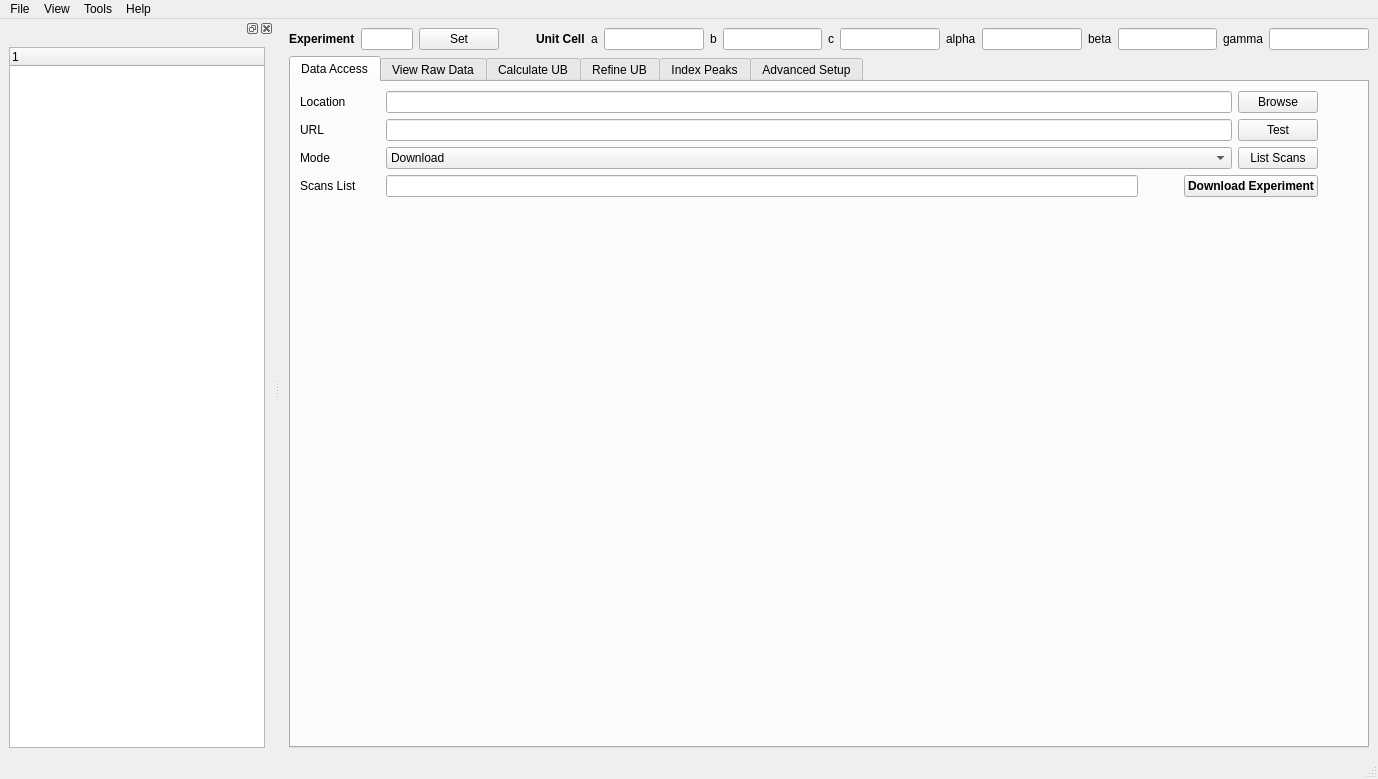
Before: the Qt Designer form Code/Mantid/scripts/HFIR_4Circle_Reduction/MainWindow.ui in mantidproject/mantid, drawn with Qt 5.
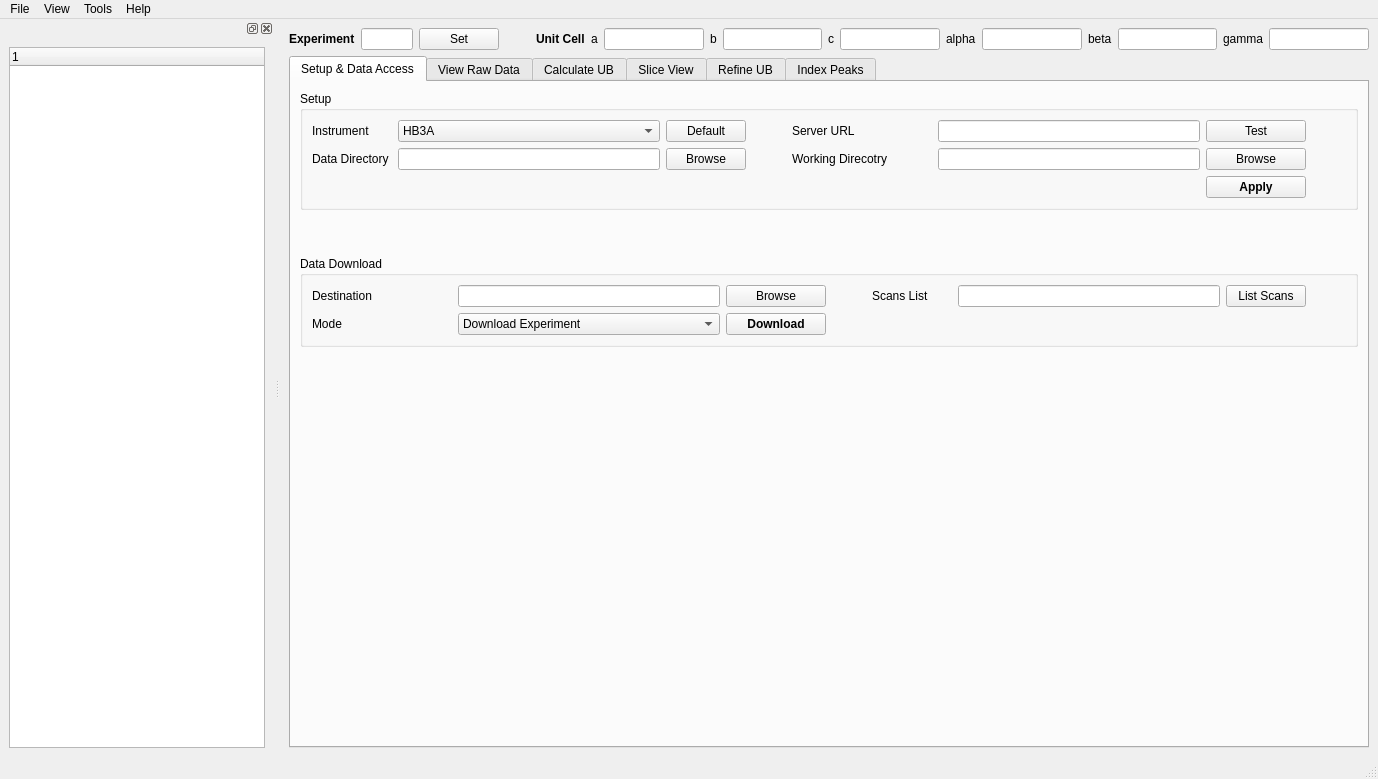
After: the same form once the commit is applied. The open tabs and pages were chosen to show the change. Custom widgets are drawn as their Qt base class.

Commit message: Refs #12122. Re-designed the user interface.

Diff of the .ui file:
```diff
--- a/Code/Mantid/scripts/HFIR_4Circle_Reduction/MainWindow.ui
+++ b/Code/Mantid/scripts/HFIR_4Circle_Reduction/MainWindow.ui
@@ -194,10 +194,10 @@
           </property>
           <widget class="QWidget" name="tab">
            <attribute name="title">
-            <string>Data Access</string>
+            <string>Setup &amp;&amp; Data Access</string>
            </attribute>
            <layout class="QGridLayout" name="gridLayout_5">
-            <item row="2" column="0">
+            <item row="6" column="0">
              <spacer name="verticalSpacer_2">
               <property name="orientation">
                <enum>Qt::Vertical</enum>
@@ -210,47 +210,36 @@
               </property>
              </spacer>
             </item>
-            <item row="0" column="0">
-             <layout class="QVBoxLayout" name="verticalLayout_2">
-              <item>
-               <layout class="QHBoxLayout" name="horizontalLayout_6">
-                <item>
-                 <widget class="QLabel" name="label_dir">
-                  <property name="sizePolicy">
-                   <sizepolicy hsizetype="Fixed" vsizetype="Preferred">
-                    <horstretch>0</horstretch>
-                    <verstretch>0</verstretch>
-                   </sizepolicy>
-                  </property>
-                  <property name="minimumSize">
+            <item row="3" column="0">
+             <spacer name="verticalSpacer_4">
+              <property name="orientation">
+               <enum>Qt::Vertical</enum>
+              </property>
+              <property name="sizeType">
+               <enum>QSizePolicy::Preferred</enum>
+              </property>
+              <property name="sizeHint" stdset="0">
                    <size>
-                    <width>80</width>
-                    <height>0</height>
-                   </size>
-                  </property>
-                  <property name="toolTip">
-                   <string>&lt;html&gt;&lt;head/&gt;&lt;body&gt;&lt;p&gt;Directory for local data storage&lt;/p&gt;&lt;/body&gt;&lt;/html&gt;</string>
-                  </property>
-                  <property name="text">
-                   <string>Location</string>
-                  </property>
-                 </widget>
-                </item>
-                <item>
-                 <widget class="QLineEdit" name="lineEdit_localSpiceDir">
-                  <property name="toolTip">
-                   <string>&lt;html&gt;&lt;head/&gt;&lt;body&gt;&lt;p&gt;Directory for local data storage&lt;/p&gt;&lt;/body&gt;&lt;/html&gt;</string>
-                  </property>
-                 </widget>
-                </item>
-                <item>
+                <width>20</width>
+                <height>40</height>
+               </size>
+              </property>
+             </spacer>
+            </item>
+            <item row="0" column="0">
+             <widget class="QGroupBox" name="groupBox">
+              <property name="title">
+               <string>Setup</string>
+              </property>
+              <layout class="QGridLayout" name="gridLayout_11">
+               <item row="2" column="2">
                  <widget class="QPushButton" name="pushButton_browseLocalDataDir">
                   <property name="text">
                    <string>Browse</string>
                   </property>
                  </widget>
                 </item>
-                <item>
+               <item row="2" column="3">
                  <spacer name="horizontalSpacer">
                   <property name="orientation">
                    <enum>Qt::Horizontal</enum>
@@ -266,11 +255,69 @@
                   </property>
                  </spacer>
                 </item>
-               </layout>
-              </item>
-              <item>
-               <layout class="QHBoxLayout" name="horizontalLayout_5">
-                <item>
+               <item row="2" column="1">
+                <widget class="QLineEdit" name="lineEdit_localSpiceDir">
+                 <property name="sizePolicy">
+                  <sizepolicy hsizetype="Expanding" vsizetype="Fixed">
+                   <horstretch>0</horstretch>
+                   <verstretch>0</verstretch>
+                  </sizepolicy>
+                 </property>
+                 <property name="toolTip">
+                  <string>&lt;html&gt;&lt;head/&gt;&lt;body&gt;&lt;p&gt;Directory for local data storage&lt;/p&gt;&lt;/body&gt;&lt;/html&gt;</string>
+                 </property>
+                </widget>
+               </item>
+               <item row="2" column="6">
+                <widget class="QPushButton" name="pushButton_browseWorkDir">
+                 <property name="text">
+                  <string>Browse</string>
+                 </property>
+                </widget>
+               </item>
+               <item row="0" column="0">
+                <widget class="QLabel" name="label_instrument">
+                 <property name="text">
+                  <string>Instrument</string>
+                 </property>
+                </widget>
+               </item>
+               <item row="2" column="0">
+                <widget class="QLabel" name="label_dir">
+                 <property name="sizePolicy">
+                  <sizepolicy hsizetype="Fixed" vsizetype="Preferred">
+                   <horstretch>0</horstretch>
+                   <verstretch>0</verstretch>
+                  </sizepolicy>
+                 </property>
+                 <property name="minimumSize">
+                  <size>
+                   <width>80</width>
+                   <height>0</height>
+                  </size>
+                 </property>
+                 <property name="toolTip">
+                  <string>&lt;html&gt;&lt;head/&gt;&lt;body&gt;&lt;p&gt;Directory for local data storage&lt;/p&gt;&lt;/body&gt;&lt;/html&gt;</string>
+                 </property>
+                 <property name="text">
+                  <string>Data Directory</string>
+                 </property>
+                </widget>
+               </item>
+               <item row="2" column="5">
+                <widget class="QLineEdit" name="lineEdit_workDir">
+                 <property name="sizePolicy">
+                  <sizepolicy hsizetype="Expanding" vsizetype="Fixed">
+                   <horstretch>0</horstretch>
+                   <verstretch>0</verstretch>
+                  </sizepolicy>
+                 </property>
+                 <property name="toolTip">
+                  <string>&lt;html&gt;&lt;head/&gt;&lt;body&gt;&lt;p&gt;Directory to save outcome of the data reduction&lt;/p&gt;&lt;/body&gt;&lt;/html&gt;</string>
+                 </property>
+                </widget>
+               </item>
+               <item row="0" column="4">
                  <widget class="QLabel" name="label_url">
                   <property name="sizePolicy">
                    <sizepolicy hsizetype="Fixed" vsizetype="Preferred">
@@ -288,27 +335,89 @@
                    <string>&lt;html&gt;&lt;head/&gt;&lt;body&gt;&lt;p&gt;URL of the http server to download HB3A data&lt;/p&gt;&lt;/body&gt;&lt;/html&gt;</string>
                   </property>
                   <property name="text">
-                   <string>URL</string>
+                  <string>Server URL</string>
                   </property>
                  </widget>
                 </item>
-                <item>
-                 <widget class="QLineEdit" name="lineEdit_url"/>
-                </item>
-                <item>
+               <item row="0" column="6">
                  <widget class="QPushButton" name="pushButton_testURLs">
+                 <property name="sizePolicy">
+                  <sizepolicy hsizetype="Preferred" vsizetype="Fixed">
+                   <horstretch>0</horstretch>
+                   <verstretch>0</verstretch>
+                  </sizepolicy>
+                 </property>
+                 <property name="minimumSize">
+                  <size>
+                   <width>100</width>
+                   <height>0</height>
+                  </size>
+                 </property>
+                 <property name="maximumSize">
+                  <size>
+                   <width>200</width>
+                   <height>16777215</height>
+                  </size>
+                 </property>
                   <property name="text">
                    <string>Test</string>
                   </property>
                  </widget>
                 </item>
+               <item row="0" column="1">
+                <widget class="QComboBox" name="comboBox_instrument">
                 <item>
+                  <property name="text">
+                   <string>HB3A</string>
+                  </property>
+                 </item>
+                </widget>
+               </item>
+               <item row="0" column="5">
+                <widget class="QLineEdit" name="lineEdit_url">
+                 <property name="sizePolicy">
+                  <sizepolicy hsizetype="Expanding" vsizetype="Fixed">
+                   <horstretch>0</horstretch>
+                   <verstretch>0</verstretch>
+                  </sizepolicy>
+                 </property>
+                </widget>
+               </item>
+               <item row="2" column="4">
+                <widget class="QLabel" name="label_2">
+                 <property name="sizePolicy">
+                  <sizepolicy hsizetype="Fixed" vsizetype="Preferred">
+                   <horstretch>0</horstretch>
+                   <verstretch>0</verstretch>
+                  </sizepolicy>
+                 </property>
+                 <property name="minimumSize">
+                  <size>
+                   <width>140</width>
+                   <height>1</height>
+                  </size>
+                 </property>
+                 <property name="maximumSize">
+                  <size>
+                   <width>140</width>
+                   <height>16777215</height>
+                  </size>
+                 </property>
+                 <property name="toolTip">
+                  <string>&lt;html&gt;&lt;head/&gt;&lt;body&gt;&lt;p&gt;Directory to save outcome of the data reduction&lt;/p&gt;&lt;/body&gt;&lt;/html&gt;</string>
+                 </property>
+                 <property name="text">
+                  <string>Working Direcotry</string>
+                 </property>
+                </widget>
+               </item>
+               <item row="0" column="7">
                  <spacer name="horizontalSpacer_4">
                   <property name="orientation">
                    <enum>Qt::Horizontal</enum>
                   </property>
                   <property name="sizeType">
-                   <enum>QSizePolicy::Preferred</enum>
+                  <enum>QSizePolicy::Minimum</enum>
                   </property>
                   <property name="sizeHint" stdset="0">
                    <size>
@@ -318,30 +427,39 @@
                   </property>
                  </spacer>
                 </item>
-               </layout>
-              </item>
-              <item>
-               <layout class="QHBoxLayout" name="horizontalLayout_4">
-                <item>
-                 <widget class="QLabel" name="label_datamode">
-                  <property name="sizePolicy">
-                   <sizepolicy hsizetype="Fixed" vsizetype="Preferred">
-                    <horstretch>0</horstretch>
-                    <verstretch>0</verstretch>
-                   </sizepolicy>
-                  </property>
-                  <property name="minimumSize">
-                   <size>
-                    <width>80</width>
-                    <height>0</height>
-                   </size>
-                  </property>
-                  <property name="text">
-                   <string>Mode</string>
-                  </property>
-                 </widget>
-                </item>
-                <item>
+               <item row="3" column="6">
+                <widget class="QPushButton" name="pushButton_8">
+                 <property name="font">
+                  <font>
+                   <weight>75</weight>
+                   <bold>true</bold>
+                  </font>
+                 </property>
+                 <property name="text">
+                  <string>Apply</string>
+                 </property>
+                </widget>
+               </item>
+               <item row="0" column="2">
+                <widget class="QPushButton" name="pushButton_useDefaultDir">
+                 <property name="toolTip">
+                  <string>&lt;html&gt;&lt;head/&gt;&lt;body&gt;&lt;p&gt;Use default set up&lt;/p&gt;&lt;p&gt;&lt;br/&gt;&lt;/p&gt;&lt;/body&gt;&lt;/html&gt;</string>
+                 </property>
+                 <property name="text">
+                  <string>Default</string>
+                 </property>
+                </widget>
+               </item>
+              </layout>
+             </widget>
+            </item>
+            <item row="4" column="0">
+             <widget class="QGroupBox" name="groupBox_2">
+              <property name="title">
+               <string>Data Download</string>
+              </property>
+              <layout class="QGridLayout" name="gridLayout_12">
+               <item row="1" column="1">
                  <widget class="QComboBox" name="comboBox_mode">
                   <property name="sizePolicy">
                    <sizepolicy hsizetype="Expanding" vsizetype="Fixed">
@@ -354,30 +472,69 @@
                   </property>
                   <item>
                    <property name="text">
-                    <string>Download</string>
+                   <string>Download Experiment</string>
                    </property>
                   </item>
                   <item>
                    <property name="text">
-                    <string>Http Access Only</string>
-                   </property>
-                  </item>
-                  <item>
+                   <string>Download Selected Scans</string>
+                  </property>
+                 </item>
+                </widget>
+               </item>
+               <item row="0" column="2">
+                <widget class="QPushButton" name="pushButton_browseLocalCache">
+                 <property name="sizePolicy">
+                  <sizepolicy hsizetype="Fixed" vsizetype="Fixed">
+                   <horstretch>0</horstretch>
+                   <verstretch>0</verstretch>
+                  </sizepolicy>
+                 </property>
+                 <property name="minimumSize">
+                  <size>
+                   <width>100</width>
+                   <height>0</height>
+                  </size>
+                 </property>
+                 <property name="maximumSize">
+                  <size>
+                   <width>100</width>
+                   <height>16777215</height>
+                  </size>
+                 </property>
                    <property name="text">
-                    <string>Local</string>
-                   </property>
-                  </item>
-                 </widget>
-                </item>
-                <item>
-                 <widget class="QPushButton" name="pushButton_ListScans">
+                  <string>Browse</string>
+                 </property>
+                </widget>
+               </item>
+               <item row="0" column="1">
+                <widget class="QLineEdit" name="lineEdit_localSrcDir">
+                 <property name="toolTip">
+                  <string>&lt;html&gt;&lt;head/&gt;&lt;body&gt;&lt;p&gt;Cache on local disk.  The dowloaded data will be saved to here. &lt;/p&gt;&lt;/body&gt;&lt;/html&gt;</string>
+                 </property>
+                </widget>
+               </item>
+               <item row="1" column="0">
+                <widget class="QLabel" name="label_datamode">
+                 <property name="sizePolicy">
+                  <sizepolicy hsizetype="Fixed" vsizetype="Preferred">
+                   <horstretch>0</horstretch>
+                   <verstretch>0</verstretch>
+                  </sizepolicy>
+                 </property>
+                 <property name="minimumSize">
+                  <size>
+                   <width>80</width>
+                   <height>0</height>
+                  </size>
+                 </property>
                   <property name="text">
-                   <string>List Scans</string>
+                  <string>Mode</string>
                   </property>
                  </widget>
                 </item>
-                <item>
-                 <spacer name="horizontalSpacer_2">
+               <item row="0" column="3">
+                <spacer name="horizontalSpacer_5">
                   <property name="orientation">
                    <enum>Qt::Horizontal</enum>
                   </property>
@@ -392,11 +549,32 @@
                   </property>
                  </spacer>
                 </item>
-               </layout>
-              </item>
-              <item>
-               <layout class="QHBoxLayout" name="horizontalLayout_2">
-                <item>
+               <item row="0" column="0">
+                <widget class="QLabel" name="label_4">
+                 <property name="sizePolicy">
+                  <sizepolicy hsizetype="Fixed" vsizetype="Preferred">
+                   <horstretch>0</horstretch>
+                   <verstretch>0</verstretch>
+                  </sizepolicy>
+                 </property>
+                 <property name="minimumSize">
+                  <size>
+                   <width>140</width>
+                   <height>0</height>
+                  </size>
+                 </property>
+                 <property name="maximumSize">
+                  <size>
+                   <width>140</width>
+                   <height>16777215</height>
+                  </size>
+                 </property>
+                 <property name="text">
+                  <string>Destination</string>
+                 </property>
+                </widget>
+               </item>
+               <item row="0" column="4">
                  <widget class="QLabel" name="label">
                   <property name="sizePolicy">
                    <sizepolicy hsizetype="Fixed" vsizetype="Preferred">
@@ -415,16 +593,23 @@
                   </property>
                  </widget>
                 </item>
-                <item>
+               <item row="0" column="5">
                  <widget class="QLineEdit" name="lineEdit_downloadScans"/>
                 </item>
-                <item>
-                 <spacer name="horizontalSpacer_5">
+               <item row="0" column="6">
+                <widget class="QPushButton" name="pushButton_ListScans">
+                 <property name="text">
+                  <string>List Scans</string>
+                 </property>
+                </widget>
+               </item>
+               <item row="0" column="7">
+                <spacer name="horizontalSpacer_2">
                   <property name="orientation">
                    <enum>Qt::Horizontal</enum>
                   </property>
                   <property name="sizeType">
-                   <enum>QSizePolicy::Preferred</enum>
+                  <enum>QSizePolicy::Minimum</enum>
                   </property>
                   <property name="sizeHint" stdset="0">
                    <size>
@@ -434,7 +619,7 @@
                   </property>
                  </spacer>
                 </item>
-                <item>
+               <item row="1" column="2">
                  <widget class="QPushButton" name="pushButton_downloadExpData">
                   <property name="font">
                    <font>
@@ -446,29 +631,12 @@
                    <string>&lt;html&gt;&lt;head/&gt;&lt;body&gt;&lt;p&gt;&lt;span style=&quot; font-weight:400;&quot;&gt;Download scans specified by 'Scans List'; &lt;/span&gt;&lt;/p&gt;&lt;p&gt;&lt;span style=&quot; font-weight:400;&quot;&gt;If 'Scans List' is empty, then the complete experiment data will be downloaded&lt;/span&gt;&lt;/p&gt;&lt;/body&gt;&lt;/html&gt;</string>
                   </property>
                   <property name="text">
-                   <string>Download Experiment</string>
+                  <string>Download</string>
                   </property>
                  </widget>
                 </item>
-                <item>
-                 <spacer name="horizontalSpacer_6">
-                  <property name="orientation">
-                   <enum>Qt::Horizontal</enum>
-                  </property>
-                  <property name="sizeType">
-                   <enum>QSizePolicy::Preferred</enum>
-                  </property>
-                  <property name="sizeHint" stdset="0">
-                   <size>
-                    <width>40</width>
-                    <height>20</height>
-                   </size>
-                  </property>
-                 </spacer>
-                </item>
-               </layout>
-              </item>
-             </layout>
+              </layout>
+             </widget>
             </item>
            </layout>
           </widget>
@@ -1154,6 +1322,12 @@
             </item>
            </layout>
           </widget>
+          <widget class="QWidget" name="tab_advsetup">
+           <attribute name="title">
+            <string>Slice View</string>
+           </attribute>
+           <layout class="QGridLayout" name="gridLayout_4"/>
+          </widget>
           <widget class="QWidget" name="tab_3">
            <attribute name="title">
             <string>Refine UB</string>
@@ -1402,109 +1576,6 @@
             </item>
            </layout>
           </widget>
-          <widget class="QWidget" name="tab_advsetup">
-           <attribute name="title">
-            <string>Advanced Setup</string>
-           </attribute>
-           <layout class="QGridLayout" name="gridLayout_4">
-            <item row="0" column="0">
-             <layout class="QVBoxLayout" name="verticalLayout">
-              <item>
-               <layout class="QGridLayout" name="gridLayout_10">
-                <item row="0" column="5">
-                 <widget class="QPushButton" name="pushButton_useDefaultDir">
-                  <property name="text">
-                   <string>Use Default</string>
-                  </property>
-                 </widget>
-                </item>
-                <item row="0" column="0">
-                 <widget class="QLabel" name="label_instrument">
-                  <property name="text">
-                   <string>Instrument</string>
-                  </property>
-                 </widget>
-                </item>
-                <item row="2" column="2">
-                 <widget class="QLineEdit" name="lineEdit_workDir"/>
-                </item>
-                <item row="2" column="5">
-                 <widget class="QPushButton" name="pushButton_browseWorkDir">
-                  <property name="text">
-                   <string>Browse</string>
-                  </property>
-                 </widget>
-                </item>
-                <item row="1" column="0">
-                 <widget class="QLabel" name="label_4">
-                  <property name="text">
-                   <string>Data Cache</string>
-                  </property>
-                 </widget>
-                </item>
-                <item row="2" column="0">
-                 <widget class="QLabel" name="label_2">
-                  <property name="text">
-                   <string>Working Dir</string>
-                  </property>
-                 </widget>
-                </item>
-                <item row="1" column="5">
-                 <widget class="QPushButton" name="pushButton_browseLocalCache">
-                  <property name="text">
-                   <string>Browse</string>
-                  </property>
-                 </widget>
-                </item>
-                <item row="1" column="2">
-                 <widget class="QLineEdit" name="lineEdit_localSrcDir">
-                  <property name="toolTip">
-                   <string>&lt;html&gt;&lt;head/&gt;&lt;body&gt;&lt;p&gt;Cache on local disk.  The dowloaded data will be saved to here. &lt;/p&gt;&lt;/body&gt;&lt;/html&gt;</string>
-                  </property>
-                 </widget>
-                </item>
-                <item row="0" column="2">
-                 <widget class="QComboBox" name="comboBox_instrument">
-                  <item>
-                   <property name="text">
-                    <string>HB3A</string>
-                   </property>
-                  </item>
-                 </widget>
-                </item>
-               </layout>
-              </item>
-              <item>
-               <layout class="QHBoxLayout" name="horizontalLayout_3">
-                <item>
-                 <widget class="QTextBrowser" name="textBrowser">
-                  <property name="sizePolicy">
-                   <sizepolicy hsizetype="Expanding" vsizetype="Fixed">
-                    <horstretch>0</horstretch>
-                    <verstretch>0</verstretch>
-                   </sizepolicy>
-                  </property>
-                 </widget>
-                </item>
-               </layout>
-              </item>
-             </layout>
-            </item>
-            <item row="1" column="0">
-             <spacer name="verticalSpacer_4">
-              <property name="orientation">
-               <enum>Qt::Vertical</enum>
-              </property>
-              <property name="sizeHint" stdset="0">
-               <size>
-                <width>20</width>
-                <height>40</height>
-               </size>
-              </property>
-             </spacer>
-            </item>
-           </layout>
-          </widget>
          </widget>
         </item>
        </layout>
```
Left out of the diff: 4 changed lines with no effect on the pictures. Lines whose indentation alone changed are shown as unchanged.
